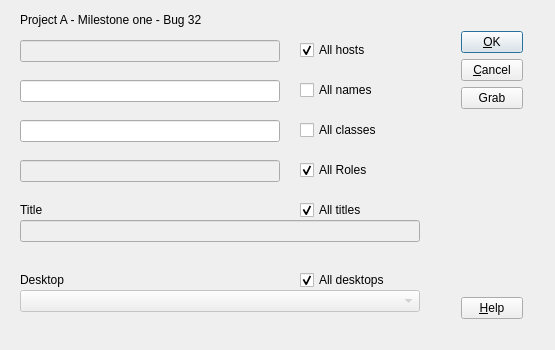
Qt form clients/tlist/auto_select.ui (gam3/trasker) before a commit.
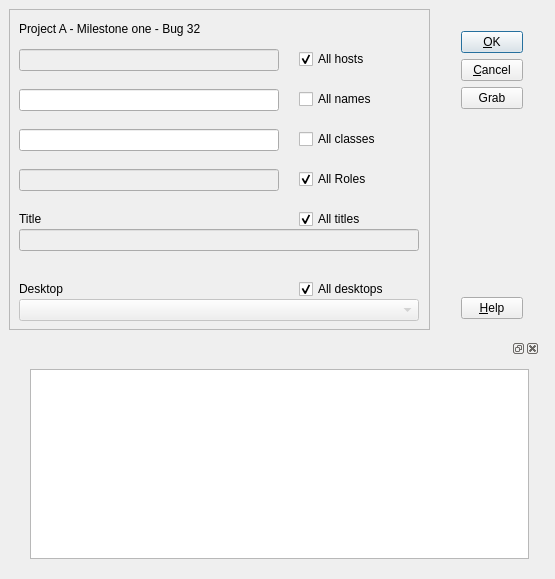
The same form after that commit.

Diff of the .ui file:
```diff
--- a/clients/tlist/auto_select.ui
+++ b/clients/tlist/auto_select.ui
@@ -1,13 +1,13 @@
 <ui version="4.0" >
  <author>G. Allen Morris III</author>
  <class>AddAuto</class>
- <widget class="QDialog" name="AddAuto" >
-  <property name="geometry" >
+ <widget class="QDialog" name="AddAuto">
+  <property name="geometry">
    <rect>
     <x>0</x>
     <y>0</y>
     <width>555</width>
-    <height>350</height>
+    <height>579</height>
    </rect>
   </property>
   <property name="sizePolicy" >
@@ -22,10 +22,10 @@
     <height>350</height>
    </size>
   </property>
-  <property name="maximumSize" >
+  <property name="maximumSize">
    <size>
     <width>555</width>
-    <height>350</height>
+    <height>2000</height>
    </size>
   </property>
   <property name="windowTitle" >
@@ -114,241 +114,281 @@
     </item>
    </layout>
   </widget>
-  <widget class="QCheckBox" name="checkBox_name" >
-   <property name="geometry" >
+  <widget class="QFrame" name="frame">
+   <property name="geometry">
     <rect>
-     <x>300</x>
-     <y>80</y>
-     <width>101</width>
-     <height>20</height>
+     <x>9</x>
+     <y>9</y>
+     <width>421</width>
+     <height>321</height>
     </rect>
    </property>
-   <property name="text" >
-    <string>All names</string>
+   <property name="frameShape">
+    <enum>QFrame::StyledPanel</enum>
    </property>
-  </widget>
-  <widget class="QCheckBox" name="checkBox_class" >
-   <property name="geometry" >
-    <rect>
-     <x>300</x>
-     <y>120</y>
-     <width>111</width>
-     <height>20</height>
-    </rect>
+   <property name="frameShadow">
+    <enum>QFrame::Raised</enum>
    </property>
-   <property name="text" >
-    <string>All classes</string>
-   </property>
+   <widget class="QLineEdit" name="Role">
+    <property name="enabled">
+     <bool>false</bool>
+    </property>
+    <property name="geometry">
+     <rect>
+      <x>10</x>
+      <y>160</y>
+      <width>260</width>
+      <height>22</height>
+     </rect>
+    </property>
+    <property name="text">
+     <string/>
+    </property>
+   </widget>
+   <widget class="QComboBox" name="Desktop">
+    <property name="enabled">
+     <bool>false</bool>
+    </property>
+    <property name="geometry">
+     <rect>
+      <x>10</x>
+      <y>290</y>
+      <width>400</width>
+      <height>22</height>
+     </rect>
+    </property>
+    <item>
+     <property name="text">
+      <string/>
+     </property>
+    </item>
+   </widget>
+   <widget class="QLineEdit" name="Class">
+    <property name="geometry">
+     <rect>
+      <x>10</x>
+      <y>120</y>
+      <width>260</width>
+      <height>22</height>
+     </rect>
+    </property>
+    <property name="text">
+     <string/>
+    </property>
+   </widget>
+   <widget class="QLineEdit" name="Name">
+    <property name="geometry">
+     <rect>
+      <x>10</x>
+      <y>80</y>
+      <width>260</width>
+      <height>22</height>
+     </rect>
+    </property>
+    <property name="text">
+     <string/>
+    </property>
+   </widget>
+   <widget class="QCheckBox" name="checkBox_class">
+    <property name="geometry">
+     <rect>
+      <x>290</x>
+      <y>120</y>
+      <width>111</width>
+      <height>20</height>
+     </rect>
+    </property>
+    <property name="text">
+     <string>All classes</string>
+    </property>
+   </widget>
+   <widget class="QCheckBox" name="checkBox_desktop">
+    <property name="geometry">
+     <rect>
+      <x>290</x>
+      <y>270</y>
+      <width>121</width>
+      <height>20</height>
+     </rect>
+    </property>
+    <property name="text">
+     <string>All desktops</string>
+    </property>
+    <property name="checked">
+     <bool>true</bool>
+    </property>
+   </widget>
+   <widget class="QCheckBox" name="checkBox_name">
+    <property name="geometry">
+     <rect>
+      <x>290</x>
+      <y>80</y>
+      <width>101</width>
+      <height>20</height>
+     </rect>
+    </property>
+    <property name="text">
+     <string>All names</string>
+    </property>
+   </widget>
+   <widget class="QCheckBox" name="checkBox_host">
+    <property name="geometry">
+     <rect>
+      <x>290</x>
+      <y>40</y>
+      <width>111</width>
+      <height>20</height>
+     </rect>
+    </property>
+    <property name="text">
+     <string>All hosts</string>
+    </property>
+    <property name="checked">
+     <bool>true</bool>
+    </property>
+   </widget>
+   <widget class="QCheckBox" name="checkBox_role">
+    <property name="geometry">
+     <rect>
+      <x>290</x>
+      <y>160</y>
+      <width>101</width>
+      <height>20</height>
+     </rect>
+    </property>
+    <property name="text">
+     <string>All Roles</string>
+    </property>
+    <property name="checked">
+     <bool>true</bool>
+    </property>
+   </widget>
+   <widget class="QLineEdit" name="Host">
+    <property name="enabled">
+     <bool>false</bool>
+    </property>
+    <property name="geometry">
+     <rect>
+      <x>10</x>
+      <y>40</y>
+      <width>260</width>
+      <height>22</height>
+     </rect>
+    </property>
+    <property name="whatsThis">
+     <string comment="This hase the host ">The host name.</string>
+    </property>
+    <property name="text">
+     <string/>
+    </property>
+   </widget>
+   <widget class="QLineEdit" name="Title">
+    <property name="enabled">
+     <bool>false</bool>
+    </property>
+    <property name="geometry">
+     <rect>
+      <x>10</x>
+      <y>220</y>
+      <width>400</width>
+      <height>22</height>
+     </rect>
+    </property>
+    <property name="text">
+     <string/>
+    </property>
+   </widget>
+   <widget class="QCheckBox" name="checkBox_title">
+    <property name="geometry">
+     <rect>
+      <x>290</x>
+      <y>200</y>
+      <width>101</width>
+      <height>20</height>
+     </rect>
+    </property>
+    <property name="text">
+     <string>All titles</string>
+    </property>
+    <property name="checked">
+     <bool>true</bool>
+    </property>
+   </widget>
+   <widget class="QLabel" name="textLabel_title">
+    <property name="geometry">
+     <rect>
+      <x>10</x>
+      <y>200</y>
+      <width>56</width>
+      <height>20</height>
+     </rect>
+    </property>
+    <property name="text">
+     <string>Title</string>
+    </property>
+    <property name="wordWrap">
+     <bool>false</bool>
+    </property>
+   </widget>
+   <widget class="QLabel" name="projectName">
+    <property name="geometry">
+     <rect>
+      <x>10</x>
+      <y>10</y>
+      <width>330</width>
+      <height>20</height>
+     </rect>
+    </property>
+    <property name="text">
+     <string>Project A - Milestone one - Bug 32</string>
+    </property>
+    <property name="wordWrap">
+     <bool>false</bool>
+    </property>
+   </widget>
+   <widget class="QLabel" name="textLabel_desktop">
+    <property name="geometry">
+     <rect>
+      <x>10</x>
+      <y>270</y>
+      <width>56</width>
+      <height>20</height>
+     </rect>
+    </property>
+    <property name="text">
+     <string>Desktop</string>
+    </property>
+    <property name="wordWrap">
+     <bool>false</bool>
+    </property>
+   </widget>
   </widget>
-  <widget class="QLabel" name="textLabel_desktop" >
-   <property name="geometry" >
-    <rect>
-     <x>20</x>
-     <y>270</y>
-     <width>56</width>
-     <height>20</height>
-    </rect>
-   </property>
-   <property name="text" >
-    <string>Desktop</string>
-   </property>
-   <property name="wordWrap" >
-    <bool>false</bool>
-   </property>
-  </widget>
-  <widget class="QLabel" name="textLabel_title" >
-   <property name="geometry" >
-    <rect>
-     <x>20</x>
-     <y>200</y>
-     <width>56</width>
-     <height>20</height>
-    </rect>
-   </property>
-   <property name="text" >
-    <string>Title</string>
-   </property>
-   <property name="wordWrap" >
-    <bool>false</bool>
-   </property>
-  </widget>
-  <widget class="QCheckBox" name="checkBox_desktop" >
-   <property name="geometry" >
-    <rect>
-     <x>300</x>
-     <y>270</y>
-     <width>121</width>
-     <height>20</height>
-    </rect>
-   </property>
-   <property name="text" >
-    <string>All desktops</string>
-   </property>
-   <property name="checked" >
+  <widget class="QDockWidget" name="dockWidget">
+   <property name="enabled">
     <bool>true</bool>
    </property>
-  </widget>
-  <widget class="QCheckBox" name="checkBox_title" >
-   <property name="geometry" >
+   <property name="geometry">
     <rect>
-     <x>300</x>
-     <y>200</y>
-     <width>101</width>
-     <height>20</height>
+     <x>19</x>
+     <y>339</y>
+     <width>521</width>
+     <height>231</height>
     </rect>
    </property>
-   <property name="text" >
-    <string>All titles</string>
-   </property>
-   <property name="checked" >
-    <bool>true</bool>
-   </property>
-  </widget>
-  <widget class="QLineEdit" name="Host" >
-   <property name="enabled" >
-    <bool>false</bool>
-   </property>
-   <property name="geometry" >
-    <rect>
-     <x>20</x>
-     <y>40</y>
-     <width>260</width>
-     <height>22</height>
-    </rect>
-   </property>
-   <property name="whatsThis" >
-    <string comment="This hase the host " >The host name.</string>
-   </property>
-   <property name="text" >
-    <string/>
-   </property>
-  </widget>
-  <widget class="QLineEdit" name="Name" >
-   <property name="geometry" >
-    <rect>
-     <x>20</x>
-     <y>80</y>
-     <width>260</width>
-     <height>22</height>
-    </rect>
-   </property>
-   <property name="text" >
-    <string/>
-   </property>
-  </widget>
-  <widget class="QLineEdit" name="Class" >
-   <property name="geometry" >
-    <rect>
-     <x>20</x>
-     <y>120</y>
-     <width>260</width>
-     <height>22</height>
-    </rect>
-   </property>
-   <property name="text" >
-    <string/>
-   </property>
-  </widget>
-  <widget class="QLineEdit" name="Role" >
-   <property name="enabled" >
-    <bool>false</bool>
-   </property>
-   <property name="geometry" >
-    <rect>
-     <x>20</x>
-     <y>160</y>
-     <width>260</width>
-     <height>22</height>
-    </rect>
-   </property>
-   <property name="text" >
-    <string/>
-   </property>
-  </widget>
-  <widget class="QCheckBox" name="checkBox_role" >
-   <property name="geometry" >
-    <rect>
-     <x>300</x>
-     <y>160</y>
-     <width>101</width>
-     <height>20</height>
-    </rect>
-   </property>
-   <property name="text" >
-    <string>All Roles</string>
-   </property>
-   <property name="checked" >
-    <bool>true</bool>
-   </property>
-  </widget>
-  <widget class="QCheckBox" name="checkBox_host" >
-   <property name="geometry" >
-    <rect>
-     <x>300</x>
-     <y>40</y>
-     <width>111</width>
-     <height>20</height>
-    </rect>
-   </property>
-   <property name="text" >
-    <string>All hosts</string>
-   </property>
-   <property name="checked" >
-    <bool>true</bool>
-   </property>
-  </widget>
-  <widget class="QLineEdit" name="Title" >
-   <property name="enabled" >
-    <bool>false</bool>
-   </property>
-   <property name="geometry" >
-    <rect>
-     <x>20</x>
-     <y>220</y>
-     <width>400</width>
-     <height>22</height>
-    </rect>
-   </property>
-   <property name="text" >
-    <string/>
-   </property>
-  </widget>
-  <widget class="QComboBox" name="Desktop" >
-   <property name="enabled" >
-    <bool>false</bool>
-   </property>
-   <property name="geometry" >
-    <rect>
-     <x>20</x>
-     <y>290</y>
-     <width>400</width>
-     <height>22</height>
-    </rect>
-   </property>
-   <item>
-    <property name="text" >
-     <string/>
-    </property>
-   </item>
-  </widget>
-  <widget class="QLabel" name="projectName" >
-   <property name="geometry" >
-    <rect>
-     <x>20</x>
-     <y>10</y>
-     <width>330</width>
-     <height>20</height>
-    </rect>
-   </property>
-   <property name="text" >
-    <string>Project A - Milestone one - Bug 32</string>
-   </property>
-   <property name="wordWrap" >
-    <bool>false</bool>
-   </property>
+   <widget class="QWidget" name="dockWidgetContents">
+    <layout class="QVBoxLayout" name="verticalLayout">
+     <item>
+      <widget class="QListView" name="listView">
+       <property name="enabled">
+        <bool>true</bool>
+       </property>
+      </widget>
+     </item>
+    </layout>
+   </widget>
   </widget>
  </widget>
- <layoutdefault spacing="6" margin="11" />
+ <layoutdefault spacing="6" margin="11"/>
  <pixmapfunction>qPixmapFromMimeSource</pixmapfunction>
  <resources/>
  <connections>
```
Left out of the diff: 171 changed lines with no effect on the pictures.
